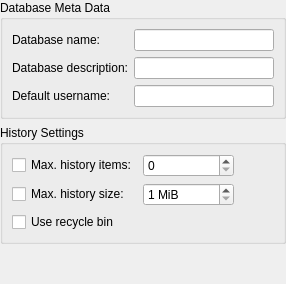
Above: src/gui/DatabaseSettingsWidgetGeneral.ui from keepassxreboot/keepassxc before the change. Below: the same form after it.
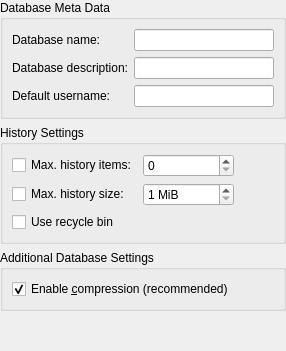
That is the form after the change.

Commit message: Add compression option to database settings

Diff of the .ui file:
```diff
--- a/src/gui/DatabaseSettingsWidgetGeneral.ui
+++ b/src/gui/DatabaseSettingsWidgetGeneral.ui
@@ -134,6 +134,25 @@
      </layout>
     </widget>
    </item>
+   <item>
+    <widget class="QGroupBox" name="groupBox_3">
+     <property name="title">
+      <string>Additional Database Settings</string>
+     </property>
+     <layout class="QVBoxLayout" name="verticalLayout_2">
+      <item>
+       <widget class="QCheckBox" name="compressionCheckbox">
+        <property name="text">
+         <string>Enable &amp;compression (recommended)</string>
+        </property>
+        <property name="checked">
+         <bool>true</bool>
+        </property>
+       </widget>
+      </item>
+     </layout>
+    </widget>
+   </item>
    <item>
     <spacer name="verticalSpacer">
      <property name="orientation">
```
The commit also changes 1 other file.
